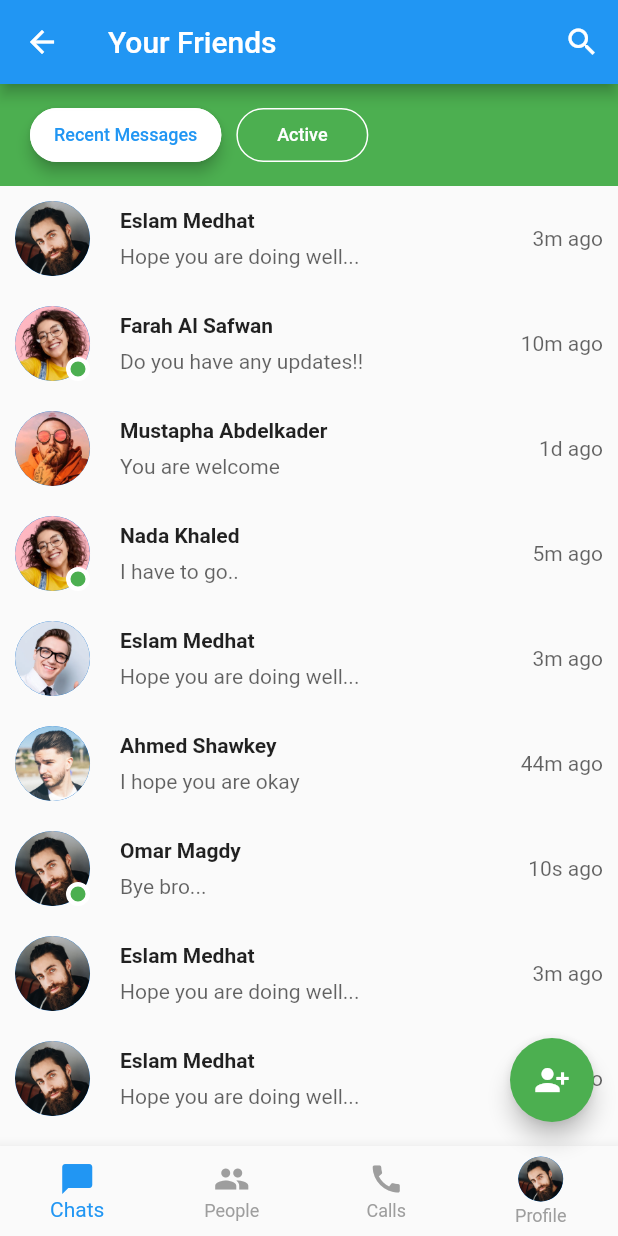
After one commit to madahetooo/flutter_academy_en, a Flutter app: the ChatsScreen screen opened directly, on a phone screen of 412 x 824 dp. The commit adds this screen. Run offline on Flutter 3.47's test engine with Material 2 defaults, Android fonts, the phone set to English and light mode, and no system bars; our stand-ins replace flutter_spinkit, fluttertoast, sqflite; accounts and stored records are empty.

Commit message:
Added Chat Screen UI

```diff
--- /dev/null
+++ b/lib/chat_app/models/chats.dart
@@ -0,0 +1,86 @@
+class Chats {
+  final String name, lastMessage, image, time;
+  final bool isActive;
+
+  Chats({
+    this.name = '',
+    this.lastMessage='',
+    this.image ='',
+    this.time='',
+    this.isActive = false
+  });
+}
+
+List chatsData =[
+  Chats(
+    name: "Eslam Medhat",
+    lastMessage: "Hope you are doing well...",
+    image:"assets/user.png",
+    time: "3m ago",
+    isActive: false,
+  ),
+  Chats(
+    name: "Farah Al Safwan",
+    lastMessage: "Do you have any updates!!",
+    image:"assets/user_5.png",
+    time: "10m ago",
+    isActive: true,
+  ),
+  Chats(
+    name: "Mustapha Abdelkader",
+    lastMessage: "You are welcome",
+    image:"assets/user_2.png",
+    time: "1d ago",
+    isActive: false,
+  ),
+  Chats(
+    name: "Nada Khaled",
+    lastMessage: "I have to go..",
+    image:"assets/user_5.png",
+    time: "5m ago",
+    isActive: true,
+  ),
+  Chats(
+    name: "Eslam Medhat",
+    lastMessage: "Hope you are doing well...",
+    image:"assets/user_3.png",
+    time: "3m ago",
+    isActive: false,
+  ),
+  Chats(
+    name: "Ahmed Shawkey",
+    lastMessage: "I hope you are okay",
+    image:"assets/user_4.png",
+    time: "44m ago",
+    isActive: false,
+  ),
+  Chats(
+    name: "Omar Magdy",
+    lastMessage: "Bye bro...",
+    image:"assets/user.png",
+    time: "10s ago",
+    isActive: true,
+  ),
+  Chats(
+    name: "Eslam Medhat",
+    lastMessage: "Hope you are doing well...",
+    image:"assets/user.png",
+    time: "3m ago",
+    isActive: false,
+  ),
+  Chats(
+    name: "Eslam Medhat",
+    lastMessage: "Hope you are doing well...",
+    image:"assets/user.png",
+    time: "3m ago",
+    isActive: false,
+  ),
+  Chats(
+    name: "Eslam Medhat",
+    lastMessage: "Hope you are doing well...",
+    image:"assets/user.png",
+    time: "3m ago",
+    isActive: false,
+  ),
+
+];
--- /dev/null
+++ b/lib/chat_app/ui/chats_body.dart
@@ -0,0 +1,42 @@
+import 'package:flutter/material.dart';
+import 'package:flutter_academy_en/chat_app/models/chats.dart';
+import 'package:flutter_academy_en/chat_app/ui/components/chats_card.dart';
+import 'package:flutter_academy_en/chat_app/ui/components/filloutline_button.dart';
+import 'package:flutter_academy_en/chat_app/ui/message_screen.dart';
+
+class ChatsBody extends StatelessWidget {
+  const ChatsBody({Key? key}) : super(key: key);
+
+  @override
+  Widget build(BuildContext context) {
+    return Column(
+      children: [
+        Container(
+          padding: const EdgeInsets.fromLTRB(20, 10, 20, 10),
+          color: Colors.green,
+          child: Row(
+            children: [
+              FillOutlineButton(
+                  press: () {}, text: "Recent Messages", isFilled: true),
+              const SizedBox(
+                width: 10,
+              ),
+              FillOutlineButton(press: () {}, text: "Active", isFilled: false),
+            ],
+          ),
+        ),
+        Expanded(
+          child: ListView.builder(
+                itemCount: chatsData.length,
+              itemBuilder: (context, index) =>ChatCard(
+                chats: chatsData[index],
+                press: (){
+                  Navigator.push(context,
+                  MaterialPageRoute(builder: (context)=>MessageScreen()));
+                },
+              )),
+        )
+      ],
+    );
+  }
+}
--- /dev/null
+++ b/lib/chat_app/ui/chats_screen.dart
@@ -0,0 +1,63 @@
+import 'package:flutter/material.dart';
+import 'package:flutter_academy_en/chat_app/ui/chats_body.dart';
+
+class ChatsScreen extends StatefulWidget {
+  const ChatsScreen({Key? key}) : super(key: key);
+
+  @override
+  State<ChatsScreen> createState() => _ChatsScreenState();
+}
+
+class _ChatsScreenState extends State<ChatsScreen> {
+  int _selectedIndex = 0;
+
+  @override
+  Widget build(BuildContext context) {
+    return Scaffold(
+      appBar: buildAppBar(),
+      bottomNavigationBar: buildBottomNavigationBar(),
+      floatingActionButton: buildFloationActionButton(),
+      body: ChatsBody(),
+
+    );
+  }
+
+  AppBar buildAppBar() {
+    return AppBar(
+      title: Text("Your Friends"),
+      actions: [IconButton(onPressed: () {}, icon: Icon(Icons.search))],
+    );
+  }
+  BottomNavigationBar buildBottomNavigationBar() {
+    return BottomNavigationBar(
+        selectedItemColor: Colors.blue,
+        unselectedItemColor: Colors.grey,
+        type: BottomNavigationBarType.fixed,
+        currentIndex: _selectedIndex,
+        onTap: (index) {
+          setState(() {
+            _selectedIndex = index;
+          });
+        },
+        items: const [
+          BottomNavigationBarItem(icon: Icon(Icons.messenger), label: "Chats"),
+          BottomNavigationBarItem(icon: Icon(Icons.people), label: "People"),
+          BottomNavigationBarItem(icon: Icon(Icons.call), label: "Calls"),
+          BottomNavigationBarItem(
+              icon: CircleAvatar(
+                backgroundImage: AssetImage("assets/user.png"),
+                radius: 15,
+              ),
+              label: "Profile"),
+        ]);
+  }
+  FloatingActionButton buildFloationActionButton() {
+    return FloatingActionButton(
+      onPressed: () {},
+      child: Icon(
+        Icons.person_add_alt_1,
+      ),
+      backgroundColor: Colors.green,
+    );
+  }
+}
--- /dev/null
+++ b/lib/chat_app/ui/components/chats_card.dart
@@ -0,0 +1,79 @@
+import 'package:flutter/material.dart';
+import 'package:flutter_academy_en/chat_app/models/chats.dart';
+
+class ChatCard extends StatelessWidget {
+  const ChatCard({
+    Key? key,
+    required this.chats,
+    required this.press,
+  }) : super(key: key);
+
+  final Chats chats;
+
+  final VoidCallback press;
+
+  @override
+  Widget build(BuildContext context) {
+    return InkWell(
+      onTap: press,
+      child: Padding(
+        padding: const EdgeInsets.all(10),
+        child: Row(
+          children: [
+            Stack(
+              children: [
+                CircleAvatar(
+                  radius: 25,
+                  backgroundImage: AssetImage(chats.image),
+                ),
+                if (chats.isActive)
+                  Positioned(
+                      right: 0,
+                      bottom: 0,
+                      child: Container(
+                        width: 16,
+                        height: 16,
+                        decoration: BoxDecoration(
+                            color: Colors.green,
+                            shape: BoxShape.circle,
+                            border: Border.all(color: Colors.white, width: 3)),
+                      ))
+              ],
+            ),
+            Expanded(
+              child: Padding(
+                padding: EdgeInsets.symmetric(
+                  horizontal: 20,
+                ),
+                child: Column(
+                  crossAxisAlignment: CrossAxisAlignment.start,
+                  children: [
+                    Text(
+                      chats.name,
+                      style: TextStyle(
+                        fontSize: 14,
+                        fontWeight: FontWeight.bold,
+                      ),
+                    ),
+                    SizedBox(
+                      height: 8.0,
+                    ),
+                    Opacity(
+                      opacity: 0.70,
+                      child: Text(
+                        chats.lastMessage,
+                        maxLines: 1,
+                      ),
+                    )
+                  ],
+                ),
+              ),
+            ),
+            Opacity(opacity: 0.70,child: Text(chats.time),)
+
+          ],
+        ),
+      ),
+    );
+  }
+}
--- /dev/null
+++ b/lib/chat_app/ui/components/filloutline_button.dart
@@ -0,0 +1,34 @@
+import 'package:flutter/material.dart';
+
+class FillOutlineButton extends StatelessWidget {
+  const FillOutlineButton({
+    Key? key,
+    this.isFilled = true,
+    required this.press,
+    required this.text,
+  }) : super(key: key);
+
+  final bool isFilled;
+  final String text;
+  final VoidCallback press;
+
+  @override
+  Widget build(BuildContext context) {
+    return MaterialButton(
+        shape: RoundedRectangleBorder(
+          borderRadius: BorderRadius.circular(30),
+          side: BorderSide(color: Colors.white),
+        ),
+        elevation: isFilled ? 4 : 0,
+        onPressed: press,
+        color: isFilled ? Colors.white : Colors.transparent,
+      child: Text(
+        text,
+        style: TextStyle(
+          fontSize: 12,
+          color: isFilled ? Colors.blue : Colors.white
+        ),
+      ),
+    );
+  }
+}
--- /dev/null
+++ b/lib/chat_app/ui/message_screen.dart
@@ -0,0 +1,18 @@
+import 'package:flutter/material.dart';
+class MessageScreen extends StatelessWidget {
+  const MessageScreen({Key? key}) : super(key: key);
+
+  @override
+  Widget build(BuildContext context) {
+    return Scaffold(
+    appBar: AppBar(
+      title: Text("Eslam Medhat"),
+      actions: [
+        IconButton(onPressed: (){}, icon: Icon(Icons.videocam),),
+        IconButton(onPressed: (){}, icon: Icon(Icons.call),),
+        IconButton(onPressed: (){}, icon: Icon(Icons.logout),),
+      ],
+    ),
+    );
+  }
+}
--- a/lib/home.dart
+++ b/lib/home.dart
@@ -1,6 +1,7 @@
 import 'package:flutter/material.dart';
 import 'package:flutter_academy_en/basic_widget_apps/bottom_navigation_bar_widget.dart';
 import 'package:flutter_academy_en/bmi_calculator/bmi_calculator.dart';
+import 'package:flutter_academy_en/chat_app/ui/chats_screen.dart';
 import 'package:flutter_academy_en/todolist_app/todolist_app.dart';
 
 class HomeScreen extends StatefulWidget {
@@ -191,7 +192,12 @@ class _HomeScreenState extends State<HomeScreen> {
                   ),
                 ),
               ),
-              Container(
+              GestureDetector(
+                onTap: (){
+                  Navigator.push(context,
+                      MaterialPageRoute(builder: (context) => ChatsScreen()));
+                },
+                child: Container(
                   padding: const EdgeInsets.all(20),
                   margin: const EdgeInsets.all(20),
                   decoration: BoxDecoration(
@@ -207,6 +213,7 @@ class _HomeScreenState extends State<HomeScreen> {
                     child: Text(
                       'Chat App',
                       style: TextStyle(fontWeight: FontWeight.bold, fontSize: 20),
+                    ),
                   ),
                 ),
               ),
```
Also changed, not shown: assets/user.png (added), assets/user_2.png (added), assets/user_3.png (added), assets/user_4.png (added), assets/user_5.png (added). Lines whose indentation alone changed are shown as unchanged.
